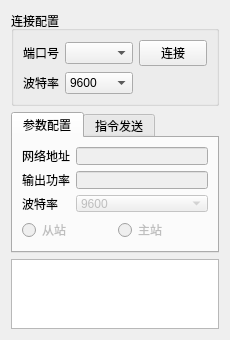
This is foo/ui_tcps.ui in MapleXou/TCPS_ConfigTool as Qt 5 draws it before an edit. The edited form follows.
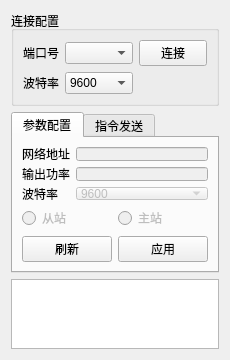
This is the edited form.

Commit message: 界面添加‘刷新’和‘应用’按钮

```diff
--- a/foo/ui_tcps.ui
+++ b/foo/ui_tcps.ui
@@ -7,19 +7,19 @@
     <x>0</x>
     <y>0</y>
     <width>230</width>
-    <height>340</height>
+    <height>360</height>
    </rect>
   </property>
   <property name="minimumSize">
    <size>
     <width>230</width>
-    <height>340</height>
+    <height>360</height>
    </size>
   </property>
   <property name="maximumSize">
    <size>
     <width>230</width>
-    <height>340</height>
+    <height>360</height>
    </size>
   </property>
   <property name="windowTitle">
@@ -205,6 +205,24 @@
          </item>
         </layout>
        </item>
+       <item>
+        <layout class="QHBoxLayout" name="horizontalLayout_3">
+         <item>
+          <widget class="QPushButton" name="btn_update">
+           <property name="text">
+            <string>刷新</string>
+           </property>
+          </widget>
+         </item>
+         <item>
+          <widget class="QPushButton" name="btn_apply">
+           <property name="text">
+            <string>应用</string>
+           </property>
+          </widget>
+         </item>
+        </layout>
+       </item>
       </layout>
      </widget>
      <widget class="QWidget" name="tab_command_send">
```
The commit also changes 1 other file.
